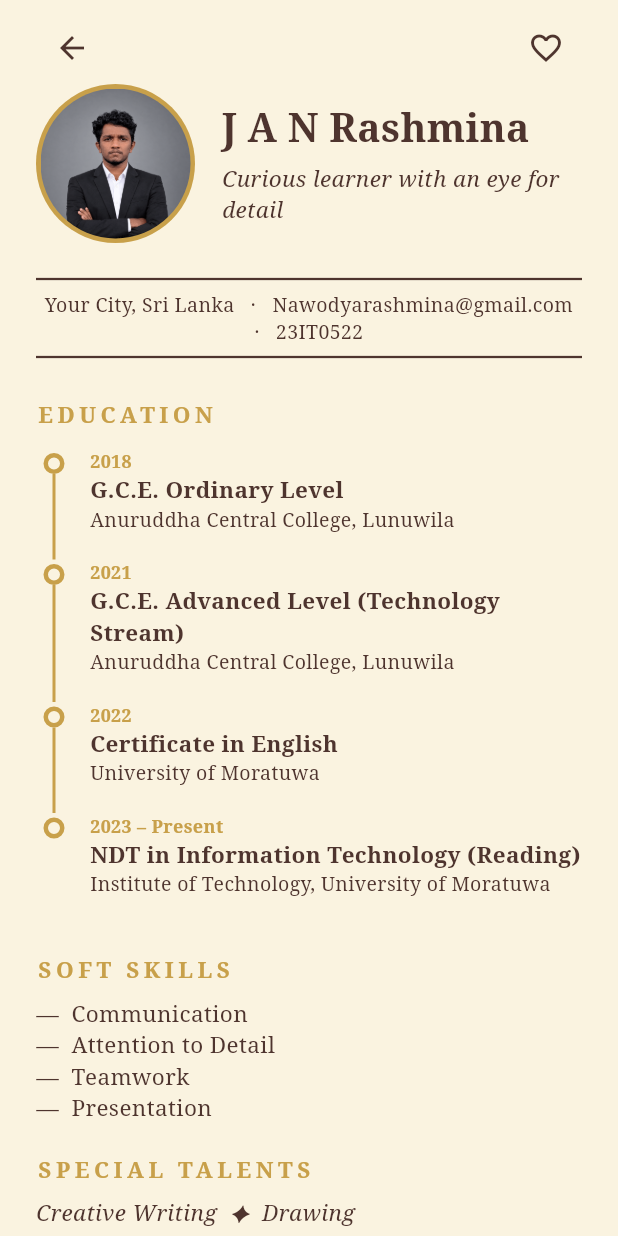
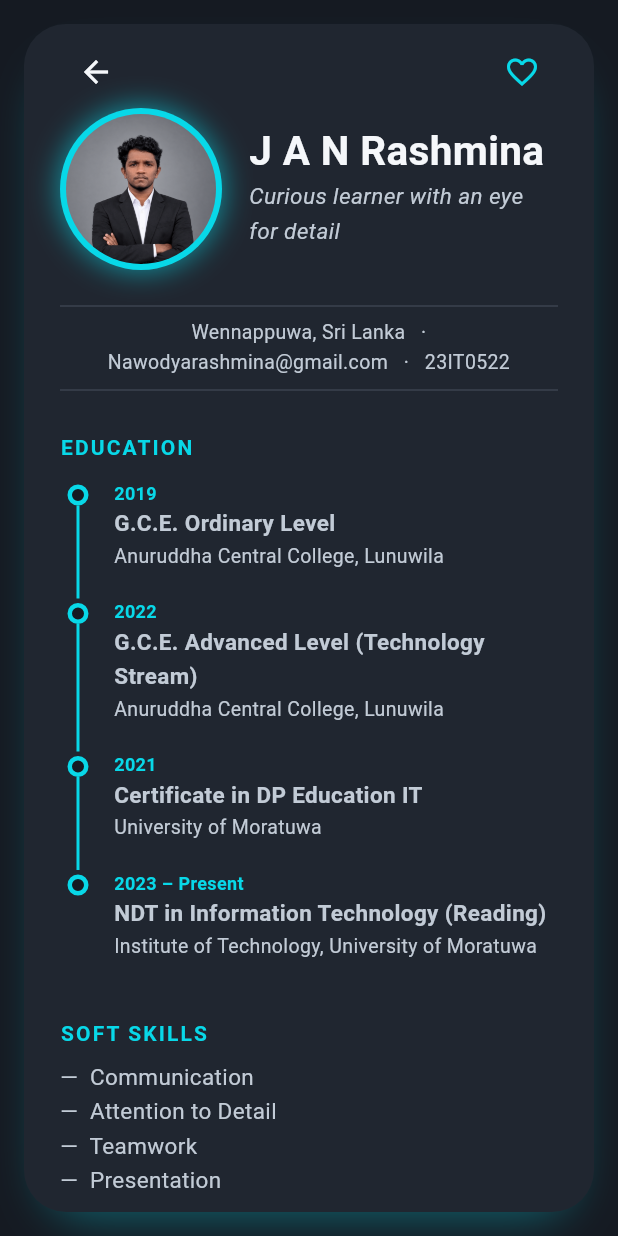
Before and after one commit to Nilanga7/Group-Profile-App, a Flutter app: the RashminaScreen screen opened directly, on a phone screen of 412 x 824 dp. Run offline on Flutter 3.47's test engine with Material 3 defaults, Android fonts, the phone set to English and light mode, and no system bars; our stand-ins replace firebase_auth, firebase_core; accounts and stored records are empty.

Commit message:
updated Rashmina
..

```diff
--- a/lib/members/rashmina.dart
+++ b/lib/members/rashmina.dart
@@ -4,28 +4,28 @@ import '../member.dart';
 import '../widgets/favourite_button.dart';
 
 const rashmina = Member(
-  id: 'rashmina',
+  id: 'Rashmina',
   fullName: 'J A N Rashmina',
   studentId: '23IT0522',
   tagline: 'Curious learner with an eye for detail',
-  address: 'Your City, Sri Lanka',
+  address: 'Wennappuwa, Sri Lanka',
   email: 'Nawodyarashmina@gmail.com',
   photo: 'assets/images/rashmina.jpg',
   qualifications: [
     Qualification(
       title: 'G.C.E. Ordinary Level',
       place: 'Anuruddha Central College, Lunuwila',
-      year: '2018',
+      year: '2019',
     ),
     Qualification(
       title: 'G.C.E. Advanced Level (Technology Stream)',
       place: 'Anuruddha Central College, Lunuwila',
-      year: '2021',
+      year: '2022',
     ),
     Qualification(
-      title: 'Certificate in English',
+      title: 'Certificate in DP Education IT ',
       place: 'University of Moratuwa',
-      year: '2022',
+      year: '2021',
     ),
     Qualification(
       title: 'NDT in Information Technology (Reading)',
@@ -45,15 +45,17 @@ const rashmina = Member(
 class RashminaScreen extends StatelessWidget {
   const RashminaScreen({super.key});
 
-  static const Color _paper = Color(0xFFFAF3E0);
-  static const Color _ink = Color(0xFF4E342E);
-  static const Color _gold = Color(0xFFC8A04A);
-  static const String _font = 'serif';
+  static const Color _paper = Color(0xFF151A22);
+  static const Color _surface = Color(0xFF202630);
+  static const Color _ink = Color(0xFFF5F7FA);
+  static const Color _mutedInk = Color(0xFFC2CBD6);
+  static const Color _gold = Color(0xFF08D8E8);
+  static const String _font = 'sans-serif';
 
   static const TextStyle _heading = TextStyle(
     fontFamily: _font,
-    fontSize: 15,
-    letterSpacing: 3,
+    fontSize: 14,
+    letterSpacing: 1.4,
     fontWeight: FontWeight.bold,
     color: _gold,
   );
@@ -61,8 +63,8 @@ class RashminaScreen extends StatelessWidget {
   static const TextStyle _body = TextStyle(
     fontFamily: _font,
     fontSize: 15,
-    height: 1.4,
-    color: _ink,
+    height: 1.5,
+    color: _mutedInk,
   );
 
   @override
@@ -72,6 +74,21 @@ class RashminaScreen extends StatelessWidget {
     return Scaffold(
       backgroundColor: _paper,
       body: SafeArea(
+        child: Padding(
+          padding: const EdgeInsets.all(16),
+          child: DecoratedBox(
+            decoration: BoxDecoration(
+              color: _surface,
+              borderRadius: BorderRadius.circular(28),
+              boxShadow: const [
+                BoxShadow(
+                  color: Color(0x6608D8E8),
+                  blurRadius: 26,
+                  spreadRadius: -14,
+                  offset: Offset(0, 16),
+                ),
+              ],
+            ),
             child: ListView(
               padding: const EdgeInsets.fromLTRB(24, 8, 24, 32),
               children: [
@@ -82,16 +99,23 @@ class RashminaScreen extends StatelessWidget {
                       onPressed: () => Navigator.of(context).pop(),
                     ),
                     const Spacer(),
-                FavouriteButton(memberId: m.id, color: _ink),
+                    FavouriteButton(memberId: m.id, color: _gold),
                   ],
                 ),
                 Row(
                   children: [
                     Container(
-                  padding: const EdgeInsets.all(3),
+                      padding: const EdgeInsets.all(4),
                       decoration: const BoxDecoration(
                         color: _gold,
                         shape: BoxShape.circle,
+                        boxShadow: [
+                          BoxShadow(
+                            color: Color(0x9908D8E8),
+                            blurRadius: 16,
+                            spreadRadius: 1,
+                          ),
+                        ],
                       ),
                       child: ClipOval(
                         child: Image.asset(
@@ -111,9 +135,10 @@ class RashminaScreen extends StatelessWidget {
                             m.fullName,
                             style: const TextStyle(
                               fontFamily: _font,
-                          fontSize: 26,
+                              fontSize: 27,
                               fontWeight: FontWeight.bold,
                               color: _ink,
+                              height: 1.1,
                             ),
                           ),
                           const SizedBox(height: 4),
@@ -127,13 +152,13 @@ class RashminaScreen extends StatelessWidget {
                   ],
                 ),
                 const SizedBox(height: 16),
-            const Divider(color: _ink, thickness: 1.5),
+                const Divider(color: Color(0xFF3A424F), thickness: 1),
                 Text(
                   '${m.address}   ·   ${m.email}   ·   ${m.studentId}',
                   textAlign: TextAlign.center,
                   style: _body.copyWith(fontSize: 13),
                 ),
-            const Divider(color: _ink, thickness: 1.5),
+                const Divider(color: Color(0xFF3A424F), thickness: 1),
                 const SizedBox(height: 20),
                 const Text('EDUCATION', style: _heading),
                 const SizedBox(height: 12),
@@ -156,6 +181,8 @@ class RashminaScreen extends StatelessWidget {
                   ),
                 ],
               ],
+            ),
+          ),
         ),
       ),
     );
```
Lines whose indentation alone changed are shown as unchanged.
